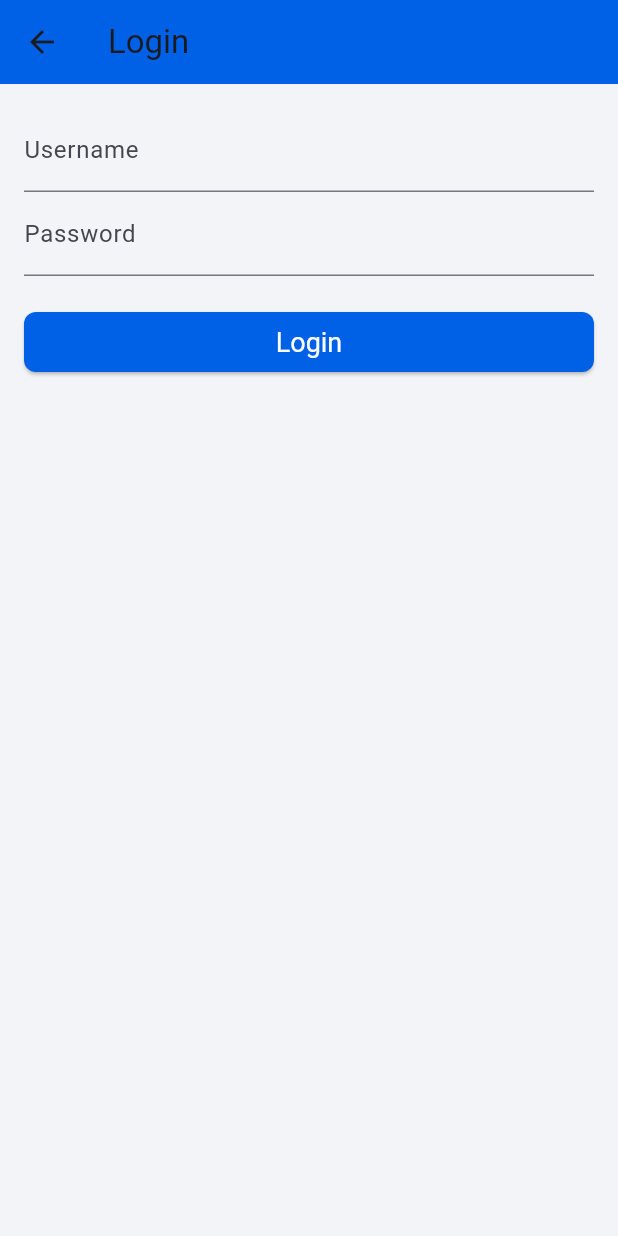
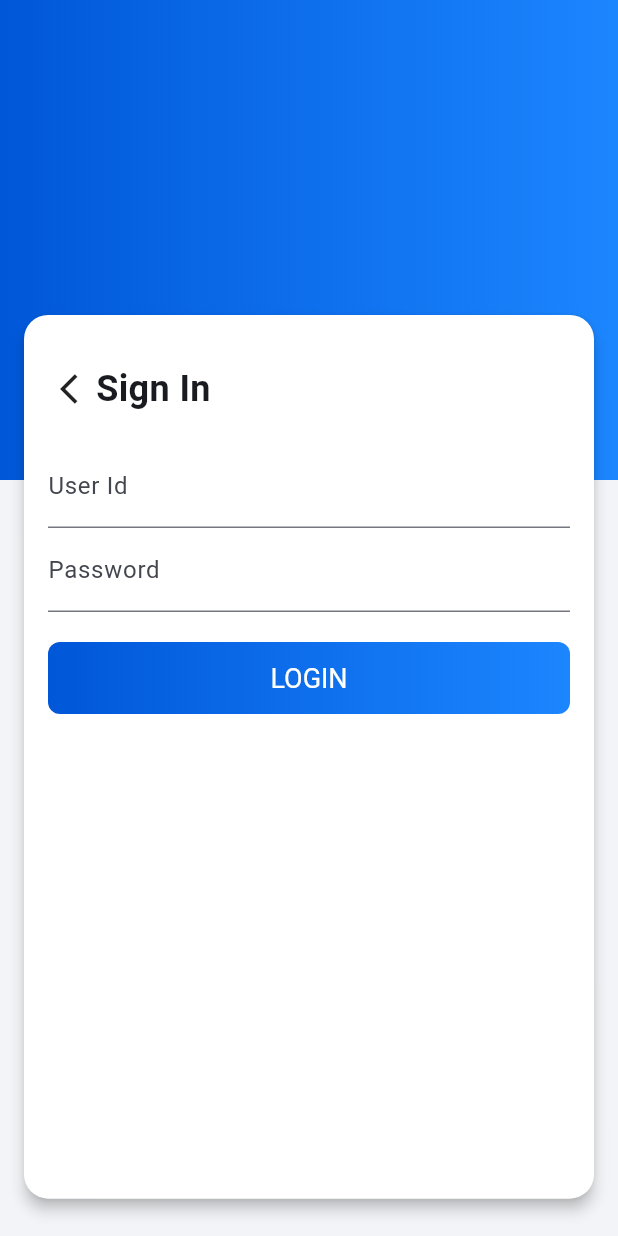
Before and after one commit to mobileteamKLS/LPMS, a Flutter app: the LoginPage screen opened directly, on a phone screen of 412 x 824 dp. Run offline on Flutter 3.47's test engine with Material 3 defaults, Android fonts, the phone set to English and light mode, and no system bars; our stand-ins replace flutter_local_notifications, flutter_screenutil, font_awesome_flutter; missing offline and left inert: encrypt, excel; network calls fail.

Commit message:
login UI changed

```diff
--- a/lib/screens/Login.dart
+++ b/lib/screens/Login.dart
@@ -1,4 +1,5 @@
 import 'package:flutter/material.dart';
+import 'package:flutter_screenutil/flutter_screenutil.dart';
 
 import 'package:lpms/theme/app_color.dart';
 
@@ -29,34 +30,34 @@ class _LoginPageState extends State<LoginPage> {
       _errorMessage = null;
     });
 
-    final String username = _usernameController.text.trim();
-    final String password = _passwordController.text.trim();
+    var queryParams = {
+      "LoginName": "lpaiadmin@dockerbike.com",
+      "OTPGenerationCode": "",
+      "LoginPassword": "Kale@123",
+      "IpAddress": ipInfo.ip,
+      "IpCity": ipInfo.city,
+      "IpCountry": ipInfo.country,
+      "IpOrg": ipInfo.org,
+      "UserAgent": "",
+      "LogonType": "",
+      "BusinesslineId": "",
+    };
 
-    var result = await _authService.getUserAuthenticationDetails(
-        username,
-        "",
-        password,
-        ipInfo.ip,
-        ipInfo.city,
-        ipInfo.country,
-        ipInfo.org,
-        "",
-        "",
-        "");
+    var result = await _authService.getUserAuthenticationDetails("api_login/Login/GetUserAuthenticationDetails",queryParams);
 
     setState(() {
       _isLoading = false;
     });
-
-    if (result['success']) {
-      // Navigate to another screen on success
-      Navigator.pushReplacementNamed(context, '/home');
-    } else {
-      // Show error message
-      setState(() {
-        _errorMessage = result['message'];
-      });
-    }
+    print(result);
+    // if (result['success']) {
+    //   // Navigate to another screen on success
+    //   Navigator.pushReplacementNamed(context, '/home');
+    // } else {
+    //   // Show error message
+    //   setState(() {
+    //     _errorMessage = result['message'];
+    //   });
+    // }
   }
 
   Future<void> fetchIpInfo() async {
@@ -85,20 +86,71 @@ class _LoginPageState extends State<LoginPage> {
   @override
   Widget build(BuildContext context) {
     return Scaffold(
-      appBar: AppBar(
-          title: const Text('Login'), backgroundColor: AppColors.primary),
-      body: Padding(
+    resizeToAvoidBottomInset: false,
+      body:Stack(
+        children: [
+          Column(
+            children: [
+              Container(
+                height:268.h,
+                decoration: const BoxDecoration(
+                  gradient: LinearGradient(
+                    colors: [
+                      Color(0xFF0057D8),
+                      Color(0xFF1c86ff),
+                    ],
+                    begin: Alignment.centerLeft,
+                    end: Alignment.centerRight,
+                  ),
+                ),
+              ),
+              Container(
+                height: (640-268).h,
+                color: AppColors.background,
+              ),
+            ],
+          ),
+          Container(
+            alignment: Alignment.topCenter,
+            padding: EdgeInsets.only(
+                top: MediaQuery.of(context).size.height * .25,
+                right: 12.0,
+                left: 12.0),
+            child: Container(
+              height: 500.h,
+              width: 350.w,
+
+              child: Card(
+                color: Colors.white,
+                surfaceTintColor: Colors.white,
+                elevation: 4.0,
+                shape: RoundedRectangleBorder(
+                  borderRadius: BorderRadius.circular(16.0),
+                ),
+                child:  Padding(
                   padding: const EdgeInsets.all(16.0),
                   child: Form(
                     key: _formKey,
                     child: Column(
                       crossAxisAlignment: CrossAxisAlignment.stretch,
                       children: [
-              // Username field
+                         Padding(
+                           padding: const EdgeInsets.only(left: 8,top: 16),
+                           child: Row(
+                             children: [
+                               GestureDetector(onTap: (){}, child: const Icon(Icons.arrow_back_ios)),
+                               const Text("Sign In",style: TextStyle(fontSize: 24, fontWeight: FontWeight.bold),),
+                             ],
+                           ),
+                         ),
+                        SizedBox(
+                          height: 20,
+                        ),
+
                         TextFormField(
                           controller: _usernameController,
                           keyboardType: TextInputType.text,
-                decoration: const InputDecoration(labelText: 'Username'),
+                          decoration: const InputDecoration(labelText: 'User Id'),
                           validator: (value) {
                             if (value == null || value.isEmpty) {
                               return 'Please enter your username';
@@ -134,7 +186,21 @@ class _LoginPageState extends State<LoginPage> {
                           ),
 
                         // Login button
-              ElevatedButton(
+                        Container(
+
+                          decoration:  BoxDecoration(
+                            borderRadius: BorderRadius.circular(8),
+                            gradient: const LinearGradient(
+                              colors: [
+                                Color(0xFF0057D8),
+                                Color(0xFF1c86ff),
+                              ],
+                              begin: Alignment.centerLeft,
+                              end: Alignment.centerRight,
+                            ),
+                          ),
+                          child: ElevatedButton(
+                            style: ElevatedButton.styleFrom(backgroundColor: Colors.transparent, shadowColor: Colors.transparent),
                             onPressed: _isLoading
                                 ? null
                                 : () {
@@ -147,14 +213,21 @@ class _LoginPageState extends State<LoginPage> {
                               color: Colors.white,
                             )
                                 : const Text(
-                        'Login',
+                              'LOGIN',
                               style: TextStyle(color: Colors.white),
+                            ),
                           ),
                         ),
                       ],
                     ),
                   ),
                 ),
+              ),
+            ),
+          )
+        ],
+      ),
+
     );
   }
 
--- a/pubspec.yaml
+++ b/pubspec.yaml
@@ -43,6 +43,7 @@ dependencies:
   excel: ^4.0.6
   path_provider: ^2.1.4
   flutter_local_notifications: ^17.2.3
+  flutter_screenutil: ^5.9.3
 
 dev_dependencies:
   flutter_test:
```
Also changed, not shown: lib/api/auth.dart (+69 -50 lines), lib/main.dart (+23 -5 lines), lib/screens/ExportDashboard.dart (+7 -0 lines), pubspec.lock, 1 other file. Lines whose indentation alone changed are shown as unchanged.
